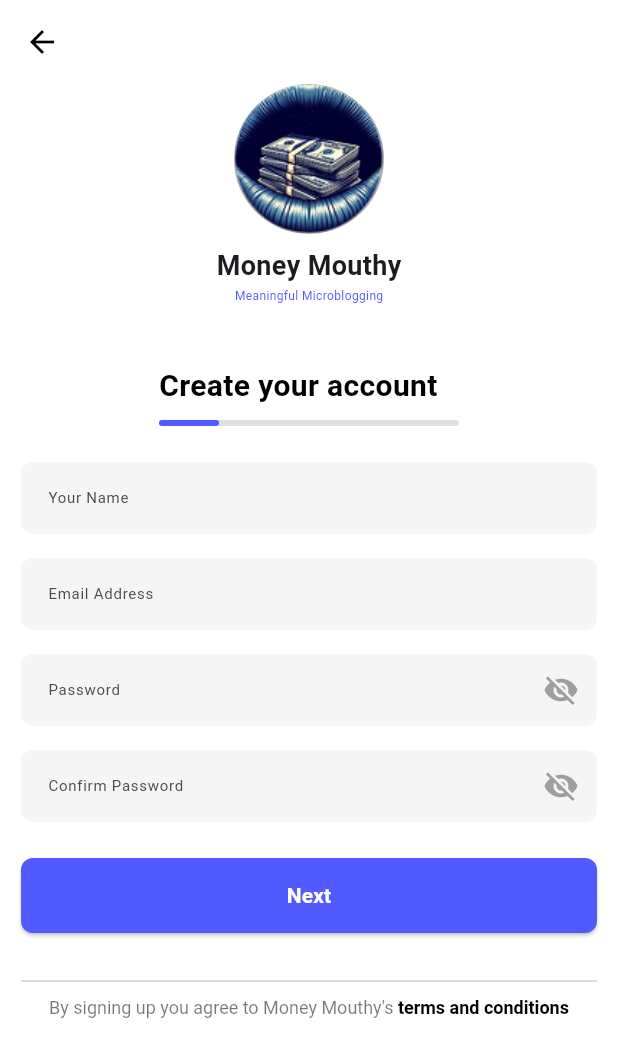
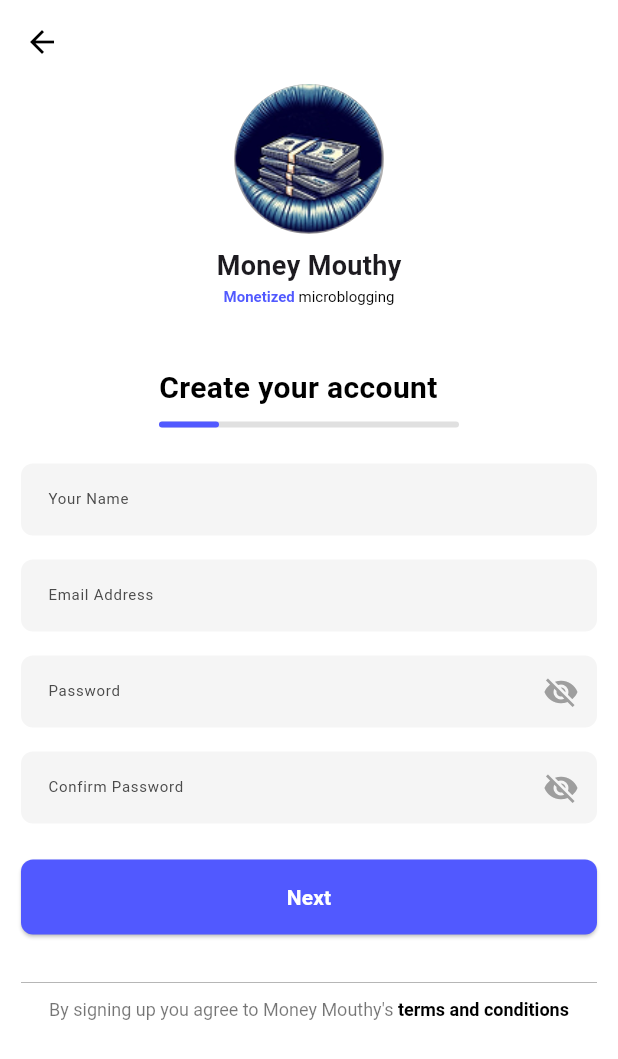
Before and after one commit to CuptoopiaComInc/Money-Mouthy2, a Flutter app: the screen it shows after launch, after a tap on "Create an account", on a phone screen of 412 x 824 dp. Shown: the top 1059 px of the screen. Run offline on Flutter 3.47's test engine with Material 3 defaults, Android fonts, the phone set to English and light mode, and no system bars.

Commit message:
fix: changes the app logo tag

```diff
--- a/lib/main.dart
+++ b/lib/main.dart
@@ -85,7 +85,7 @@ class _SplashScreenState extends State<SplashScreen>{
             const SizedBox(height: 5),
             // Tagline
             const Text(
-              'Put Yo Money Where Yo Muth is!',
+              'Put Yo Money Where Yo Muuth is!',
               style: TextStyle(
                 fontSize: 16,
                 fontStyle: FontStyle.italic,
--- a/lib/screens/create_account.dart
+++ b/lib/screens/create_account.dart
@@ -51,7 +51,7 @@ class _CreateAccountScreenState extends State<CreateAccountScreen> {
                 child: AppLogo(
                   logoSize: 100,
                   titleFontSize: 18,
-                  taglineFontSize: 8,
+                  taglineFontSize: 10,
                 ),
               ),
               const SizedBox(height: 40),
--- a/lib/widgets/app_logo.dart
+++ b/lib/widgets/app_logo.dart
@@ -42,13 +42,29 @@ class AppLogo extends StatelessWidget {
         ),
         const SizedBox(height: 2),
         // Tagline
-        Text(
-          "Meaningful Microblogging",
-          style: TextStyle(
-            fontSize: taglineFontSize,
-            color: const Color(0xFF5159FF),
+        RichText(
+            textAlign: TextAlign.center,
+            text: TextSpan(
+              style: const TextStyle(fontSize: 12, color: Colors.black54),
+              children: [
+                TextSpan(
+                  text: "Monetized ",
+                  style: TextStyle(
+                    fontSize: taglineFontSize,
+                    color: const Color(0xFF5159FF),
+                    fontWeight: FontWeight.bold,
+                  )
+                ),
+                TextSpan(
+                  text: "microblogging",
+                  style: TextStyle(
+                    fontSize: taglineFontSize,
+                    color: Colors.black,
+                  ),
+                ),
+              ],
+            ),
           ),
-        ),
       ],
     );
   }
```
